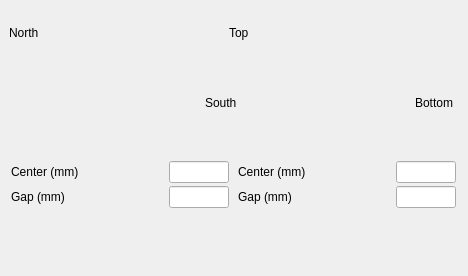
Before: the Qt Designer form pcdsdevices/ui/BeckhoffSlits.embedded.ui in pcdshub/pcdsdevices, drawn with Qt 5.
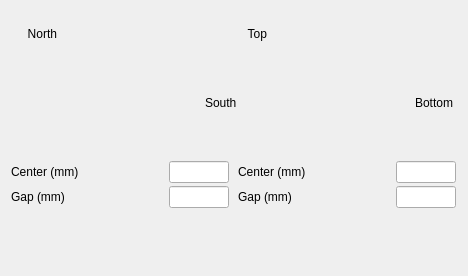
After: the same form once the commit is applied. Custom widgets are drawn as their Qt base class.

Commit message: ENH: normalize the layouts across the slits screens

The edit to the form file:
```diff
--- a/pcdsdevices/ui/BeckhoffSlits.embedded.ui
+++ b/pcdsdevices/ui/BeckhoffSlits.embedded.ui
@@ -63,7 +63,7 @@
      </property>
     </widget>
    </item>
-   <item alignment="Qt::AlignHCenter">
+   <item>
     <widget class="QFrame" name="frame">
      <property name="sizePolicy">
       <sizepolicy hsizetype="Fixed" vsizetype="Fixed">
@@ -73,18 +73,22 @@
      </property>
      <property name="minimumSize">
       <size>
-       <width>460</width>
+       <width>470</width>
        <height>150</height>
       </size>
      </property>
      <property name="maximumSize">
       <size>
-       <width>460</width>
+       <width>470</width>
        <height>150</height>
       </size>
      </property>
      <property name="styleSheet">
-      <string notr="true"/>
+      <string notr="true">PyDMLabel {
+color: black;
+background-color: none;
+border-radius: 0px;
+}</string>
      </property>
      <property name="frameShape">
       <enum>QFrame::NoFrame</enum>
@@ -427,13 +431,16 @@
        <rect>
         <x>4</x>
         <y>18</y>
-        <width>47</width>
-        <height>14</height>
+        <width>48</width>
+        <height>16</height>
        </rect>
       </property>
       <property name="text">
        <string>North</string>
       </property>
+      <property name="alignment">
+       <set>Qt::AlignRight|Qt::AlignTrailing|Qt::AlignVCenter</set>
+      </property>
      </widget>
      <widget class="QLabel" name="label_6">
       <property name="geometry">
@@ -453,13 +460,16 @@
        <rect>
         <x>224</x>
         <y>18</y>
-        <width>47</width>
-        <height>14</height>
+        <width>38</width>
+        <height>16</height>
        </rect>
       </property>
       <property name="text">
        <string>Top</string>
       </property>
+      <property name="alignment">
+       <set>Qt::AlignRight|Qt::AlignTrailing|Qt::AlignVCenter</set>
+      </property>
      </widget>
      <widget class="QLabel" name="label_8">
       <property name="geometry">
```
The commit also changes 1 other file.
